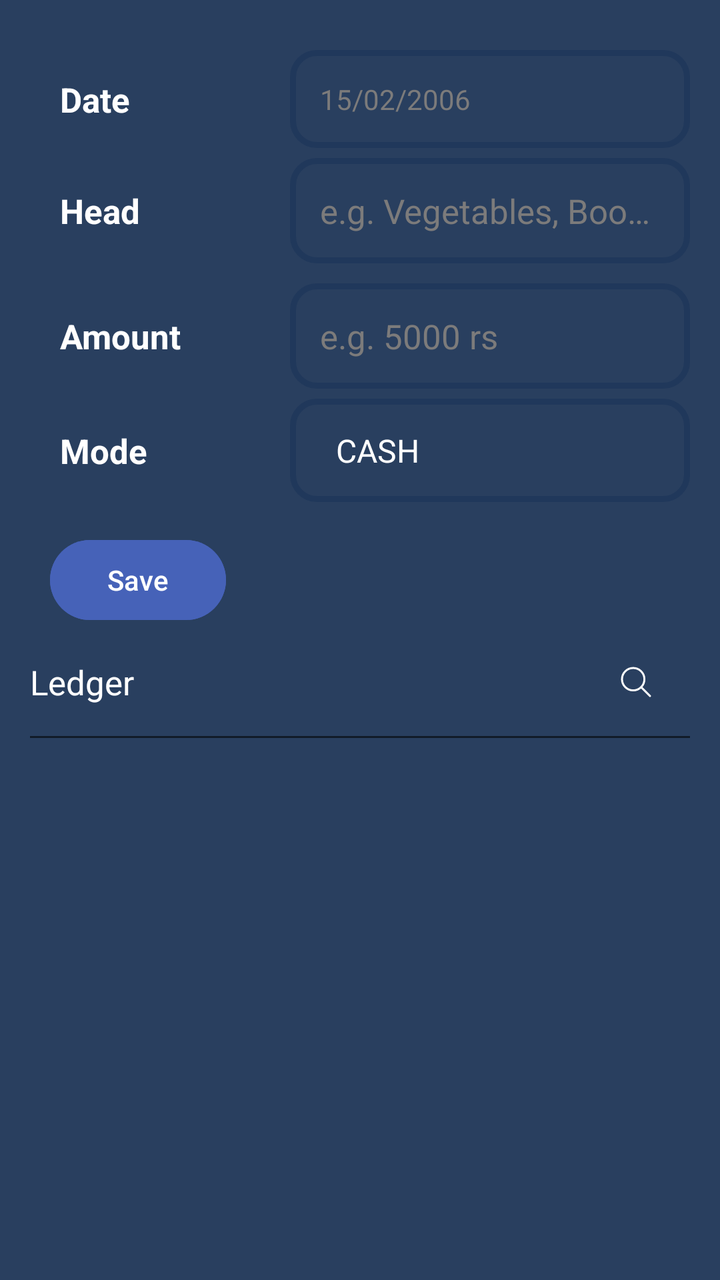
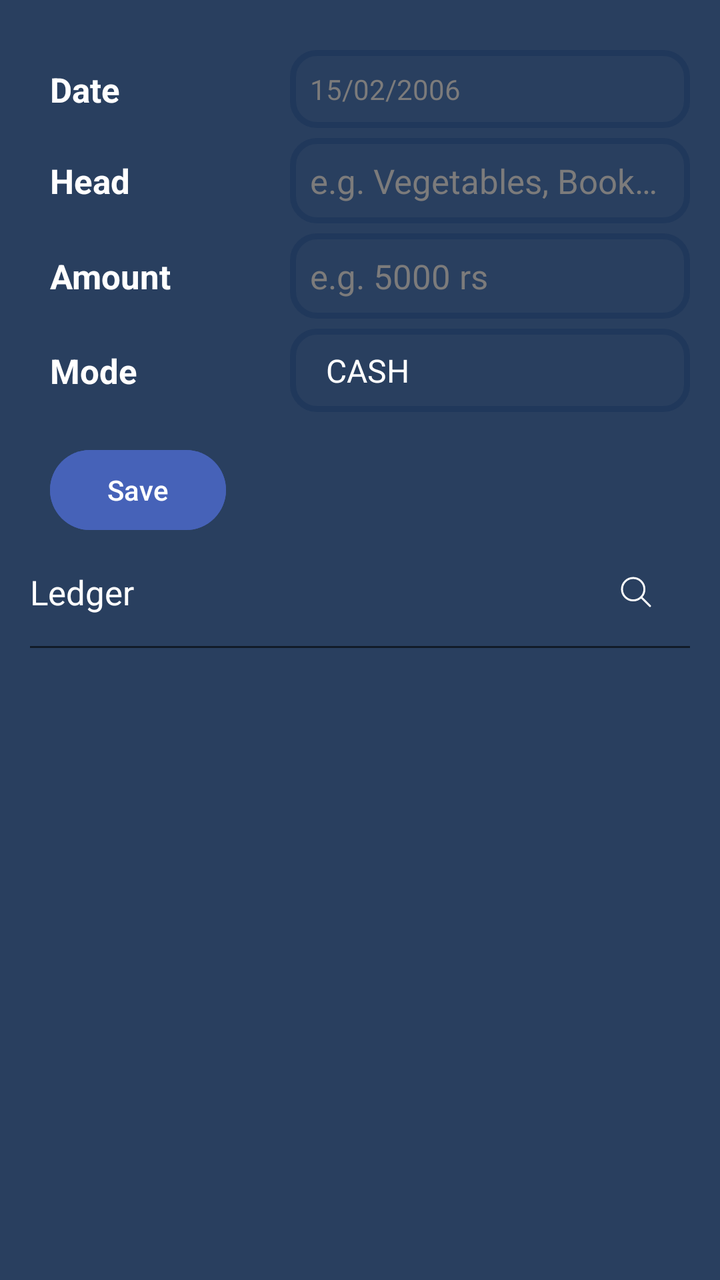

Two renders of the same Android screen: before a commit and after it. Below are the layout's source before the change and the commit's diff.
<!-- AndroidManifest.xml: application theme Theme.GharKharch -->
<!-- res/layout/fragment_book_expense.xml -->
<?xml version="1.0" encoding="utf-8"?>
<androidx.constraintlayout.widget.ConstraintLayout xmlns:android="http://schemas.android.com/apk/res/android"
    xmlns:app="http://schemas.android.com/apk/res-auto"
    android:layout_width="match_parent"
    android:layout_height="match_parent"
    android:background="@color/backgroundColor"
    android:padding="@dimen/padding_large">

    <TextView
        android:layout_width="0dp"
        android:layout_height="wrap_content"
        android:layout_marginVertical="@dimen/margin_medium"
        android:padding="@dimen/padding_large"
        android:text="Date"
        android:textSize="@dimen/text_size_large"
        android:textStyle="bold"
        app:layout_constraintBottom_toBottomOf="@id/date_picker"
        app:layout_constraintEnd_toStartOf="@id/date_picker"
        app:layout_constraintStart_toStartOf="parent"
        app:layout_constraintTop_toTopOf="@id/date_picker" />

    <TextView
        android:id="@+id/date_picker"
        android:layout_width="200dp"
        android:layout_height="wrap_content"
        android:layout_marginVertical="@dimen/margin_medium"
        android:background="@drawable/rounded_border"
        android:padding="@dimen/padding_large"
        android:text="15/02/2006"
        android:textColor="@color/primaryTextColorVariant"
        app:layout_constraintEnd_toEndOf="parent"
        app:layout_constraintTop_toTopOf="parent" />

    <TextView
        android:layout_width="0dp"
        android:layout_height="wrap_content"
        android:layout_marginVertical="@dimen/margin_small"
        android:padding="@dimen/padding_large"
        android:text="Head"
        android:textSize="@dimen/text_size_large"
        android:textStyle="bold"
        app:layout_constraintBottom_toBottomOf="@id/input_expense_name"
        app:layout_constraintEnd_toStartOf="@id/input_expense_name"
        app:layout_constraintStart_toStartOf="parent"
        app:layout_constraintTop_toTopOf="@id/input_expense_name" />

    <EditText
        android:id="@+id/input_expense_name"
        style="@style/custom_edit_text"
        android:layout_width="200dp"
        android:layout_height="wrap_content"
        android:layout_marginVertical="@dimen/margin_small"
        android:hint="@string/hint_sub_category"
        android:textSize="@dimen/text_size_large"
        app:layout_constraintEnd_toEndOf="parent"
        app:layout_constraintTop_toBottomOf="@id/date_picker" />

    <TextView
        android:layout_width="0dp"
        android:layout_height="wrap_content"
        android:padding="@dimen/padding_large"
        android:text="Amount "
        android:textSize="@dimen/text_size_large"
        android:textStyle="bold"
        app:layout_constraintBottom_toBottomOf="@id/input_expense_amount"
        app:layout_constraintEnd_toStartOf="@id/input_expense_amount"
        app:layout_constraintStart_toStartOf="parent"
        app:layout_constraintTop_toTopOf="@id/input_expense_amount" />

    <EditText
        android:id="@+id/input_expense_amount"
        android:layout_width="200dp"
        android:layout_height="wrap_content"
        android:layout_marginVertical="@dimen/margin_medium"
        android:layout_marginBottom="@dimen/margin_small"
        android:background="@drawable/rounded_border"
        android:hint="@string/hint_amount"
        android:importantForAutofill="no"
        android:inputType="number"
        android:maxLength="15"
        android:padding="@dimen/padding_large"
        android:textColorHint="@color/primaryTextColorVariant"
        android:textSize="@dimen/text_size_large"
        app:layout_constraintEnd_toEndOf="parent"
        app:layout_constraintTop_toBottomOf="@id/input_expense_name" />

    <TextView
        android:layout_width="0dp"
        android:layout_height="wrap_content"
        android:padding="@dimen/padding_large"
        android:text="Mode"
        android:textSize="@dimen/text_size_large"
        android:textStyle="bold"
        app:layout_constraintBottom_toBottomOf="@id/modes_of_payment"
        app:layout_constraintEnd_toStartOf="@id/modes_of_payment"
        app:layout_constraintStart_toStartOf="parent"
        app:layout_constraintTop_toTopOf="@id/modes_of_payment" />

    <Spinner
        android:id="@+id/modes_of_payment"
        android:layout_width="200dp"
        android:layout_height="wrap_content"
        android:layout_marginVertical="@dimen/margin_small"
        android:background="@drawable/rounded_border"
        android:entries="@array/modesOfPayment"
        android:padding="@dimen/padding_large"
        android:spinnerMode="dialog"
        android:textColor="@color/primaryTextColorVariant"
        android:textStyle="bold"
        app:layout_constraintEnd_toEndOf="parent"
        app:layout_constraintTop_toBottomOf="@id/input_expense_amount" />

    <Button
        android:id="@+id/addBtn"
        android:layout_width="wrap_content"
        android:layout_height="wrap_content"
        android:layout_marginVertical="@dimen/margin_large"
        android:layout_marginStart="@dimen/margin_medium"
        android:backgroundTint="@color/buttonColor"
        android:text="Save"
        app:layout_constraintStart_toStartOf="parent"
        app:layout_constraintTop_toBottomOf="@id/modes_of_payment" />

    <androidx.recyclerview.widget.RecyclerView
        android:id="@+id/rcv_sub_category_search_list"
        android:layout_width="0dp"
        android:layout_height="wrap_content"
        android:layout_marginVertical="@dimen/margin_small"
        android:background="@drawable/rounded_panel"
        android:backgroundTint="@color/backgroundColor"
        android:clipToOutline="true"
        android:elevation="5dp"
        android:outlineProvider="background"
        android:translationZ="5dp"
        android:visibility="gone"
        app:layout_constraintEnd_toEndOf="@id/input_expense_name"
        app:layout_constraintStart_toStartOf="@id/input_expense_name"
        app:layout_constraintTop_toBottomOf="@id/input_expense_name" />

    <LinearLayout
        android:id="@+id/list_container"
        android:layout_width="match_parent"
        android:layout_height="wrap_content"
        android:gravity="center"
        android:orientation="horizontal"
        app:layout_constraintTop_toBottomOf="@id/addBtn">

        <TextView
            android:id="@+id/list_title"
            android:layout_width="0dp"
            android:layout_height="wrap_content"
            android:layout_weight="1"
            android:paddingVertical="@dimen/padding_large"
            android:text="Ledger"
            android:textSize="@dimen/text_size_large" />

        <SearchView
            android:id="@+id/search_view"
            android:layout_width="0dp"
            android:layout_height="wrap_content"
            android:layout_marginVertical="@dimen/margin_medium"
            android:layout_weight="1"
            android:background="@drawable/search_bar_border"
            android:iconifiedByDefault="false"
            android:visibility="gone" />

        <ImageView
            android:id="@+id/close_button"
            android:layout_width="wrap_content"
            android:layout_height="wrap_content"
            android:importantForAccessibility="no"
            android:padding="@dimen/padding_large"
            android:src="@drawable/close_search_icon"
            android:visibility="gone" />

        <ImageView
            android:id="@+id/search_button"
            android:layout_width="wrap_content"
            android:layout_height="wrap_content"
            android:importantForAccessibility="no"
            android:padding="@dimen/padding_large"
            android:src="@drawable/search_icon" />

    </LinearLayout>

    <View
        android:id="@+id/separator"
        android:layout_width="match_parent"
        android:layout_height="1dp"
        android:background="@color/secondaryColor"
        app:layout_constraintTop_toBottomOf="@id/list_container" />

    <androidx.recyclerview.widget.RecyclerView
        android:id="@+id/rcv_expense_list"
        android:layout_width="0dp"
        android:layout_height="0dp"
        android:layout_marginVertical="@dimen/margin_small"
        app:layout_constraintBottom_toBottomOf="parent"
        app:layout_constraintEnd_toEndOf="@id/separator"
        app:layout_constraintStart_toStartOf="@id/list_container"
        app:layout_constraintTop_toBottomOf="@id/list_container" />

</androidx.constraintlayout.widget.ConstraintLayout>
<!-- resources referenced by this layout -->
<resources>
  <string-array name="modesOfPayment">
          <item>CASH</item>
          <item>UPI</item>
          <item>CARD</item>
      </string-array>
  <color name="backgroundColor">#293F5F</color>
  <color name="buttonColor">#4662B8</color>
  <color name="primaryTextColorVariant">#7C7B7B</color>
  <color name="secondaryColor">#111B28</color>
  <dimen name="margin_large">15dp</dimen>
  <dimen name="margin_medium">10dp</dimen>
  <dimen name="margin_small">5dp</dimen>
  <dimen name="padding_large">15dp</dimen>
  <dimen name="text_size_large">17sp</dimen>
  <!-- drawable rounded_border (drawable) -->
  <?xml version="1.0" encoding="utf-8"?>
  <shape xmlns:android="http://schemas.android.com/apk/res/android"
      android:shape="rectangle">
      <stroke
          android:width="3dp"
          android:color="@color/backgroundColorVariant" />
      <corners android:radius="12dp" />
  </shape>
  <!-- drawable rounded_panel (drawable) -->
  <?xml version="1.0" encoding="utf-8"?>
  <shape xmlns:android="http://schemas.android.com/apk/res/android"
      android:shape="rectangle">
      <corners android:radius="8dp" />
  </shape>
  <!-- drawable search_bar_border (drawable) -->
  <?xml version="1.0" encoding="utf-8"?>
  <shape xmlns:android="http://schemas.android.com/apk/res/android"
      android:shape="rectangle">
      <stroke
          android:width="2dp"
          android:color="@color/white" />
      <corners android:radius="12dp" />
  </shape>
  <!-- drawable search_icon (drawable) -->
  <vector xmlns:android="http://schemas.android.com/apk/res/android"
      android:width="24dp"
      android:height="24dp"
      android:tint="@color/white"
      android:viewportWidth="24"
      android:viewportHeight="24">
  
      <path
          android:fillColor="#00000000"
          android:pathData="M14.578,14.542C15.58,13.53 16.2,12.137 16.2,10.6C16.2,7.507 13.693,5 10.6,5C7.507,5 5,7.507 5,10.6C5,13.693 7.507,16.2 10.6,16.2C12.156,16.2 13.563,15.566 14.578,14.542ZM14.578,14.542L19,19"
          android:strokeWidth="1"
          android:strokeColor="#464455"
          android:strokeLineCap="round"
          android:strokeLineJoin="round" />
  
  </vector>
  <string name="hint_amount">e.g. 5000 rs</string>
  <string name="hint_sub_category">e.g. Vegetables, Books, etc.</string>
  <style name="custom_edit_text" parent="Widget.AppCompat.EditText">
          <item name="android:maxLines">1</item>
          <item name="android:maxLength">20</item>
          <item name="android:ellipsize">end</item>
          <item name="android:inputType">text</item>
          <item name="android:importantForAutofill">no</item>
          <item name="android:padding">@dimen/padding_large</item>
          <item name="android:background">@drawable/rounded_border</item>
          <item name="android:textColorHint">@color/primaryTextColorVariant</item>
      </style>
  <style name="Theme.GharKharch" parent="Base.Theme.GharKharch">
          <item name="colorPrimary">@color/backgroundColor</item>
          <item name="colorSecondary">@color/lGrey</item>
          
          <item name="colorOnSecondary">@color/primaryTextColor</item>
          <item name="colorOnPrimary">@color/primaryTextColor</item>
          
          <item name="android:textColor">@color/primaryTextColor</item>
          <item name="android:textColorPrimary">@color/primaryTextColor</item>
          <item name="android:textColorSecondary">@color/primaryTextColorVariant</item>
      </style>
  <color name="white">#FFFFFFFF</color>
  <color name="backgroundColorVariant">#20385B</color>
  <style name="Base.Theme.GharKharch" parent="Theme.Material3.DayNight.NoActionBar">
          
      </style>
  <color name="lGrey">#616161</color>
  <color name="primaryTextColor">#FFFFFF</color>
  <!-- unchanged entries left out for length: 1 -->
</resources>

<!-- the commit's change to res/layout/fragment_book_expense.xml (unified diff, before → after) -->
@@ -10,7 +10,7 @@
         android:layout_width="0dp"
         android:layout_height="wrap_content"
         android:layout_marginVertical="@dimen/margin_medium"
-        android:padding="@dimen/padding_large"
+        android:padding="@dimen/padding_medium"
         android:text="Date"
         android:textSize="@dimen/text_size_large"
         android:textStyle="bold"
@@ -25,7 +25,7 @@
         android:layout_height="wrap_content"
         android:layout_marginVertical="@dimen/margin_medium"
         android:background="@drawable/rounded_border"
-        android:padding="@dimen/padding_large"
+        android:padding="@dimen/padding_medium"
         android:text="15/02/2006"
         android:textColor="@color/primaryTextColorVariant"
         app:layout_constraintEnd_toEndOf="parent"
@@ -35,7 +35,7 @@
         android:layout_width="0dp"
         android:layout_height="wrap_content"
         android:layout_marginVertical="@dimen/margin_small"
-        android:padding="@dimen/padding_large"
+        android:padding="@dimen/padding_medium"
         android:text="Head"
         android:textSize="@dimen/text_size_large"
         android:textStyle="bold"
@@ -58,7 +58,7 @@
     <TextView
         android:layout_width="0dp"
         android:layout_height="wrap_content"
-        android:padding="@dimen/padding_large"
+        android:padding="@dimen/padding_medium"
         android:text="Amount "
         android:textSize="@dimen/text_size_large"
         android:textStyle="bold"
@@ -71,14 +71,14 @@
         android:id="@+id/input_expense_amount"
         android:layout_width="200dp"
         android:layout_height="wrap_content"
-        android:layout_marginVertical="@dimen/margin_medium"
+        android:layout_marginVertical="@dimen/margin_small"
         android:layout_marginBottom="@dimen/margin_small"
         android:background="@drawable/rounded_border"
         android:hint="@string/hint_amount"
         android:importantForAutofill="no"
         android:inputType="number"
         android:maxLength="15"
-        android:padding="@dimen/padding_large"
+        android:padding="@dimen/padding_medium"
         android:textColorHint="@color/primaryTextColorVariant"
         android:textSize="@dimen/text_size_large"
         app:layout_constraintEnd_toEndOf="parent"
@@ -87,7 +87,7 @@
     <TextView
         android:layout_width="0dp"
         android:layout_height="wrap_content"
-        android:padding="@dimen/padding_large"
+        android:padding="@dimen/padding_medium"
         android:text="Mode"
         android:textSize="@dimen/text_size_large"
         android:textStyle="bold"
@@ -103,7 +103,7 @@
         android:layout_marginVertical="@dimen/margin_small"
         android:background="@drawable/rounded_border"
         android:entries="@array/modesOfPayment"
-        android:padding="@dimen/padding_large"
+        android:padding="@dimen/padding_medium"
         android:spinnerMode="dialog"
         android:textColor="@color/primaryTextColorVariant"
         android:textStyle="bold"
<!-- resource entries referenced after the edit -->
@@ -13,6 +13,7 @@
   <dimen name="margin_medium">10dp</dimen>
   <dimen name="margin_small">5dp</dimen>
   <dimen name="padding_large">15dp</dimen>
+  <dimen name="padding_medium">10dp</dimen>
   <dimen name="text_size_large">17sp</dimen>
   <!-- drawable rounded_border (drawable) -->
   <?xml version="1.0" encoding="utf-8"?>
@@ -63,7 +64,7 @@
           <item name="android:ellipsize">end</item>
           <item name="android:inputType">text</item>
           <item name="android:importantForAutofill">no</item>
-          <item name="android:padding">@dimen/padding_large</item>
+          <item name="android:padding">@dimen/padding_medium</item>
           <item name="android:background">@drawable/rounded_border</item>
           <item name="android:textColorHint">@color/primaryTextColorVariant</item>
       </style>
